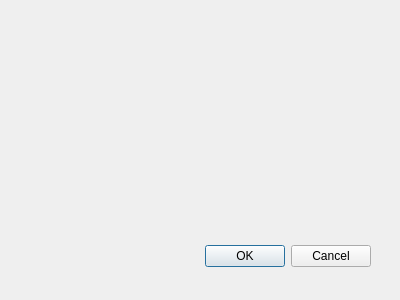
Above: BlackJack/InterfaceGrafica/dealer.ui from gianricardo/prog3 before the change. Below: the same form after it.
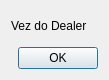
That is the form after the change.

Diff of the .ui file:
```diff
--- a/BlackJack/InterfaceGrafica/dealer.ui
+++ b/BlackJack/InterfaceGrafica/dealer.ui
@@ -8,29 +8,32 @@
    <rect>
     <x>0</x>
     <y>0</y>
-    <width>400</width>
-    <height>300</height>
+    <width>109</width>
+    <height>80</height>
    </rect>
   </property>
   <property name="windowTitle">
    <string>Dialog</string>
   </property>
-  <widget name="buttonBox" class="QDialogButtonBox">
-   <property name="geometry">
-    <rect>
-     <x>30</x>
-     <y>240</y>
-     <width>341</width>
-     <height>32</height>
-    </rect>
-   </property>
+  <layout class="QGridLayout" name="gridLayout">
+   <item row="0" column="0">
+    <widget class="QLabel" name="label">
+     <property name="text">
+      <string>Vez do Dealer</string>
+     </property>
+    </widget>
+   </item>
+   <item row="1" column="0">
+    <widget class="QDialogButtonBox" name="buttonBox">
    <property name="orientation">
     <enum>Qt::Horizontal</enum>
    </property>
    <property name="standardButtons">
-    <set>QDialogButtonBox::Cancel|QDialogButtonBox::Ok</set>
-   </property>
-  </widget>
+      <set>QDialogButtonBox::Ok</set>
+     </property>
+    </widget>
+   </item>
+  </layout>
  </widget>
  <pixmapfunction/>
  <resources/>
```
Left out of the diff: 7 changed lines with no effect on the pictures. Lines whose indentation alone changed are shown as unchanged.
